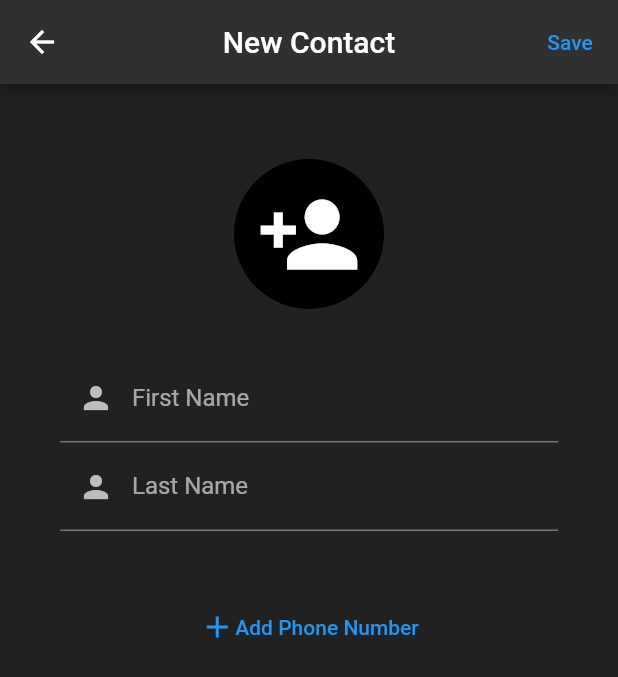
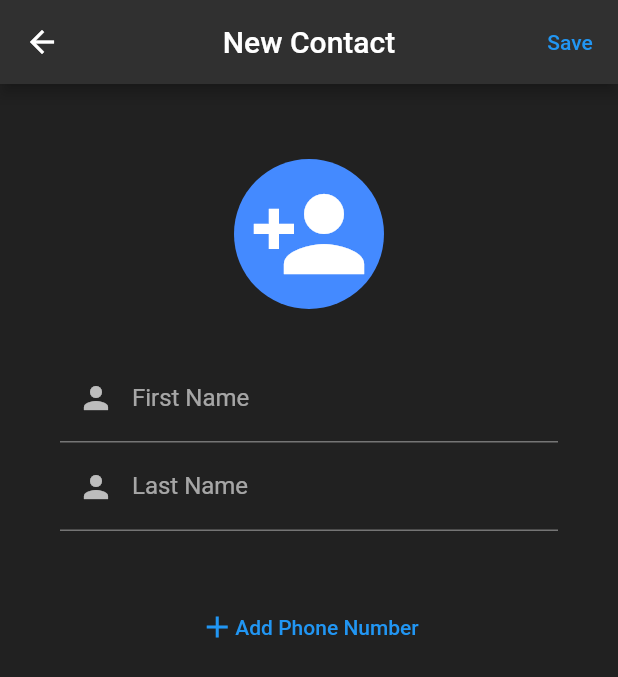
Before and after one commit to AY2020-2021-CpE-OJT/JKLorenzo-04, a Flutter app: the Create screen opened directly, on a phone screen of 412 x 824 dp. Shown: the top 677 px of the screen. Run offline on Flutter 3.47's test engine with Material 2 defaults, Android fonts, the phone set to English and light mode, and no system bars; our stand-ins replace fluttertoast; network calls fail.

Commit message:
remove unused code + update profile

```diff
--- a/phonebook/lib/screens/Create.dart
+++ b/phonebook/lib/screens/Create.dart
@@ -6,22 +6,18 @@ import 'package:phonebook/structures/PBPartialData.dart';
 import 'package:phonebook/utils/Toasts.dart';
 
 class Create extends StatefulWidget {
-  final String? id;
-  const Create({Key? key, String? this.id}) : super(key: key);
+  const Create({Key? key}) : super(key: key);
 
   @override
-  _CreateState createState() => _CreateState(id);
+  _CreateState createState() => _CreateState();
 }
 
 class _CreateState extends State<Create> {
-  String? _id;
   int PNumTextFields_id = 0;
 
   TextEditingController fname_ctrlr = TextEditingController();
   TextEditingController lname_ctrlr = TextEditingController();
   List<PNumTextField> PNumTextFields = [];
-
-  _CreateState(String? this._id);
 
   @override
   Widget build(BuildContext context) {
@@ -29,7 +25,7 @@ class _CreateState extends State<Create> {
       backgroundColor: Colors.grey[900],
       appBar: AppBar(
         backgroundColor: Colors.grey[850],
-        title: _id != null ? Text('Create Contact') : Text('New Contact'),
+        title: Text('New Contact'),
         centerTitle: true,
         actions: [
           TextButton(
@@ -51,7 +47,7 @@ class _CreateState extends State<Create> {
               }
 
               if (conditions.isNotEmpty) {
-                Toasts.showMessage(conditions.join(',\n'));
+                Toasts.showMessage(conditions.join('\n'));
               } else {
                 try {
                   final result = await API.putContact(
@@ -82,9 +78,12 @@ class _CreateState extends State<Create> {
           children: [
             SizedBox(height: 50),
             CircleAvatar(
-              child: _id != null
-                  ? Icon(Icons.person, size: 80)
-                  : Icon(Icons.person_add, size: 70),
+              backgroundColor: Colors.blueAccent,
+              child: Icon(
+                Icons.person_add,
+                color: Colors.white,
+                size: 80,
+              ),
               radius: 50,
             ),
             Padding(
```
